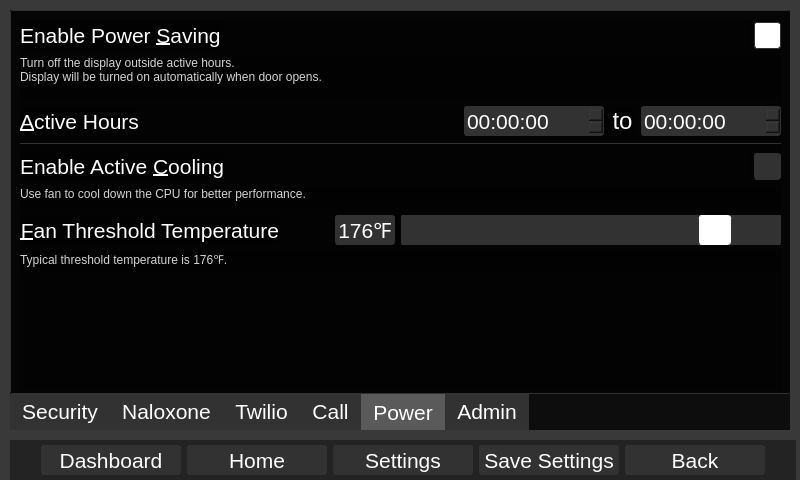
The window that oobe_qt/door_close_window.ui (zyl120/Naloxone_Safety_Kit) describes before a commit, drawn with Qt 5.
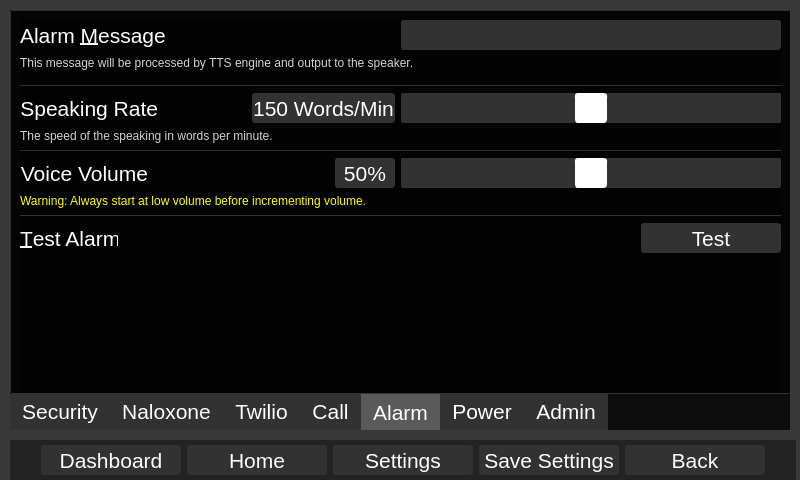
The same window after the commit. The open tabs and pages were chosen to show the change.

Commit message: create ui for alarm setup

```diff
--- a/oobe_qt/door_close_window.ui
+++ b/oobe_qt/door_close_window.ui
@@ -2861,6 +2861,488 @@
            </widget>
           </widget>
          </widget>
+         <widget class="QWidget" name="alarm">
+          <attribute name="title">
+           <string>Alarm</string>
+          </attribute>
+          <widget class="QWidget" name="verticalLayoutWidget_12">
+           <property name="geometry">
+            <rect>
+             <x>9</x>
+             <y>9</y>
+             <width>761</width>
+             <height>381</height>
+            </rect>
+           </property>
+           <layout class="QVBoxLayout" name="verticalLayout_33">
+            <item>
+             <layout class="QVBoxLayout" name="verticalLayout_52">
+              <item>
+               <layout class="QHBoxLayout" name="horizontalLayout_31">
+                <item>
+                 <widget class="QLabel" name="label_13">
+                  <property name="font">
+                   <font>
+                    <pointsize>16</pointsize>
+                   </font>
+                  </property>
+                  <property name="styleSheet">
+                   <string notr="true">color:white</string>
+                  </property>
+                  <property name="text">
+                   <string>Alarm &amp;Message</string>
+                  </property>
+                  <property name="buddy">
+                   <cstring>alarm_message_lineedit</cstring>
+                  </property>
+                 </widget>
+                </item>
+                <item>
+                 <spacer name="horizontalSpacer_37">
+                  <property name="orientation">
+                   <enum>Qt::Horizontal</enum>
+                  </property>
+                  <property name="sizeHint" stdset="0">
+                   <size>
+                    <width>40</width>
+                    <height>20</height>
+                   </size>
+                  </property>
+                 </spacer>
+                </item>
+                <item>
+                 <widget class="QLineEdit" name="alarm_message_lineedit">
+                  <property name="minimumSize">
+                   <size>
+                    <width>380</width>
+                    <height>30</height>
+                   </size>
+                  </property>
+                  <property name="styleSheet">
+                   <string notr="true">color: white; background-color: rgb(50,50,50); border-radius:3px;border-color: rgb(50,50,50);border-width: 1px;border-style: solid;</string>
+                  </property>
+                 </widget>
+                </item>
+               </layout>
+              </item>
+              <item>
+               <widget class="QLabel" name="label_15">
+                <property name="minimumSize">
+                 <size>
+                  <width>0</width>
+                  <height>22</height>
+                 </size>
+                </property>
+                <property name="maximumSize">
+                 <size>
+                  <width>16777215</width>
+                  <height>22</height>
+                 </size>
+                </property>
+                <property name="styleSheet">
+                 <string notr="true">color:lightgrey</string>
+                </property>
+                <property name="text">
+                 <string>This message will be processed by TTS engine and output to the speaker.</string>
+                </property>
+                <property name="alignment">
+                 <set>Qt::AlignLeading|Qt::AlignLeft|Qt::AlignTop</set>
+                </property>
+               </widget>
+              </item>
+             </layout>
+            </item>
+            <item>
+             <widget class="Line" name="line_12">
+              <property name="styleSheet">
+               <string notr="true">color:rgb(50,50,50)</string>
+              </property>
+              <property name="frameShadow">
+               <enum>QFrame::Plain</enum>
+              </property>
+              <property name="lineWidth">
+               <number>1</number>
+              </property>
+              <property name="orientation">
+               <enum>Qt::Horizontal</enum>
+              </property>
+             </widget>
+            </item>
+            <item>
+             <layout class="QVBoxLayout" name="verticalLayout_58">
+              <item>
+               <layout class="QHBoxLayout" name="horizontalLayout_46">
+                <item>
+                 <widget class="QLabel" name="speaking_rate_label">
+                  <property name="font">
+                   <font>
+                    <pointsize>16</pointsize>
+                   </font>
+                  </property>
+                  <property name="styleSheet">
+                   <string notr="true">color:white</string>
+                  </property>
+                  <property name="text">
+                   <string>Speaking Rate</string>
+                  </property>
+                  <property name="alignment">
+                   <set>Qt::AlignRight|Qt::AlignTrailing|Qt::AlignVCenter</set>
+                  </property>
+                  <property name="buddy">
+                   <cstring>temperatureSlider</cstring>
+                  </property>
+                 </widget>
+                </item>
+                <item>
+                 <spacer name="horizontalSpacer_39">
+                  <property name="orientation">
+                   <enum>Qt::Horizontal</enum>
+                  </property>
+                  <property name="sizeHint" stdset="0">
+                   <size>
+                    <width>40</width>
+                    <height>20</height>
+                   </size>
+                  </property>
+                 </spacer>
+                </item>
+                <item>
+                 <widget class="QLabel" name="current_speaking_rate_label">
+                  <property name="minimumSize">
+                   <size>
+                    <width>130</width>
+                    <height>30</height>
+                   </size>
+                  </property>
+                  <property name="font">
+                   <font>
+                    <pointsize>16</pointsize>
+                   </font>
+                  </property>
+                  <property name="styleSheet">
+                   <string notr="true">color: white; background-color: rgb(50,50,50); border-radius:3px;border-color: rgb(50,50,50);border-width: 1px;border-style: solid;</string>
+                  </property>
+                  <property name="text">
+                   <string>150 Words/Min</string>
+                  </property>
+                  <property name="alignment">
+                   <set>Qt::AlignCenter</set>
+                  </property>
+                 </widget>
+                </item>
+                <item>
+                 <widget class="QSlider" name="speaking_rate_slider">
+                  <property name="minimumSize">
+                   <size>
+                    <width>380</width>
+                    <height>30</height>
+                   </size>
+                  </property>
+                  <property name="maximumSize">
+                   <size>
+                    <width>16777215</width>
+                    <height>30</height>
+                   </size>
+                  </property>
+                  <property name="font">
+                   <font>
+                    <pointsize>16</pointsize>
+                   </font>
+                  </property>
+                  <property name="styleSheet">
+                   <string notr="true">QSlider::groove:horizontal {
+    border: 1px solid rgb(50,50,50);
+    border-radius: 3px;
+    height: 30px; /* the groove expands to the size of the slider by default. by giving it a height, it has a fixed size */
+    background: rgb(50,50,50);
+    margin: 2px 0;
+}
+
+QSlider::handle:horizontal {
+    background-color:white;
+    border: 1px solid white;
+    width: 30px;
+    border-radius: 3px;
+}</string>
+                  </property>
+                  <property name="minimum">
+                   <number>100</number>
+                  </property>
+                  <property name="maximum">
+                   <number>200</number>
+                  </property>
+                  <property name="value">
+                   <number>150</number>
+                  </property>
+                  <property name="sliderPosition">
+                   <number>150</number>
+                  </property>
+                  <property name="orientation">
+                   <enum>Qt::Horizontal</enum>
+                  </property>
+                 </widget>
+                </item>
+               </layout>
+              </item>
+              <item>
+               <widget class="QLabel" name="label_26">
+                <property name="styleSheet">
+                 <string notr="true">color:lightgrey</string>
+                </property>
+                <property name="text">
+                 <string>The speed of the speaking in words per minute.</string>
+                </property>
+                <property name="alignment">
+                 <set>Qt::AlignLeading|Qt::AlignLeft|Qt::AlignTop</set>
+                </property>
+               </widget>
+              </item>
+             </layout>
+            </item>
+            <item>
+             <widget class="Line" name="line_13">
+              <property name="styleSheet">
+               <string notr="true">color:rgb(50,50,50)</string>
+              </property>
+              <property name="frameShadow">
+               <enum>QFrame::Plain</enum>
+              </property>
+              <property name="lineWidth">
+               <number>1</number>
+              </property>
+              <property name="orientation">
+               <enum>Qt::Horizontal</enum>
+              </property>
+             </widget>
+            </item>
+            <item>
+             <layout class="QVBoxLayout" name="verticalLayout_59">
+              <item>
+               <layout class="QHBoxLayout" name="horizontalLayout_47">
+                <item>
+                 <widget class="QLabel" name="voice_volume_label">
+                  <property name="font">
+                   <font>
+                    <pointsize>16</pointsize>
+                   </font>
+                  </property>
+                  <property name="styleSheet">
+                   <string notr="true">color:white</string>
+                  </property>
+                  <property name="text">
+                   <string>Voice Volume</string>
+                  </property>
+                  <property name="alignment">
+                   <set>Qt::AlignRight|Qt::AlignTrailing|Qt::AlignVCenter</set>
+                  </property>
+                  <property name="buddy">
+                   <cstring>temperatureSlider</cstring>
+                  </property>
+                 </widget>
+                </item>
+                <item>
+                 <spacer name="horizontalSpacer_40">
+                  <property name="orientation">
+                   <enum>Qt::Horizontal</enum>
+                  </property>
+                  <property name="sizeHint" stdset="0">
+                   <size>
+                    <width>40</width>
+                    <height>20</height>
+                   </size>
+                  </property>
+                 </spacer>
+                </item>
+                <item>
+                 <widget class="QLabel" name="current_voice_volume_label">
+                  <property name="minimumSize">
+                   <size>
+                    <width>60</width>
+                    <height>30</height>
+                   </size>
+                  </property>
+                  <property name="font">
+                   <font>
+                    <pointsize>16</pointsize>
+                   </font>
+                  </property>
+                  <property name="styleSheet">
+                   <string notr="true">color: white; background-color: rgb(50,50,50); border-radius:3px;border-color: rgb(50,50,50);border-width: 1px;border-style: solid;</string>
+                  </property>
+                  <property name="text">
+                   <string>50%</string>
+                  </property>
+                  <property name="alignment">
+                   <set>Qt::AlignCenter</set>
+                  </property>
+                 </widget>
+                </item>
+                <item>
+                 <widget class="QSlider" name="voice_volume_slider">
+                  <property name="minimumSize">
+                   <size>
+                    <width>380</width>
+                    <height>30</height>
+                   </size>
+                  </property>
+                  <property name="maximumSize">
+                   <size>
+                    <width>16777215</width>
+                    <height>30</height>
+                   </size>
+                  </property>
+                  <property name="font">
+                   <font>
+                    <pointsize>16</pointsize>
+                   </font>
+                  </property>
+                  <property name="styleSheet">
+                   <string notr="true">QSlider::groove:horizontal {
+    border: 1px solid rgb(50,50,50);
+    border-radius: 3px;
+    height: 30px; /* the groove expands to the size of the slider by default. by giving it a height, it has a fixed size */
+    background: rgb(50,50,50);
+    margin: 2px 0;
+}
+
+QSlider::handle:horizontal {
+    background-color:white;
+    border: 1px solid white;
+    width: 30px;
+    border-radius: 3px;
+}</string>
+                  </property>
+                  <property name="minimum">
+                   <number>0</number>
+                  </property>
+                  <property name="maximum">
+                   <number>100</number>
+                  </property>
+                  <property name="value">
+                   <number>50</number>
+                  </property>
+                  <property name="sliderPosition">
+                   <number>50</number>
+                  </property>
+                  <property name="orientation">
+                   <enum>Qt::Horizontal</enum>
+                  </property>
+                 </widget>
+                </item>
+               </layout>
+              </item>
+              <item>
+               <widget class="QLabel" name="label_27">
+                <property name="styleSheet">
+                 <string notr="true">color:yellow</string>
+                </property>
+                <property name="text">
+                 <string>Warning: Always start at low volume before incrementing volume.</string>
+                </property>
+                <property name="alignment">
+                 <set>Qt::AlignLeading|Qt::AlignLeft|Qt::AlignTop</set>
+                </property>
+               </widget>
+              </item>
+             </layout>
+            </item>
+            <item>
+             <widget class="Line" name="line_16">
+              <property name="styleSheet">
+               <string notr="true">color:rgb(50,50,50)</string>
+              </property>
+              <property name="frameShadow">
+               <enum>QFrame::Plain</enum>
+              </property>
+              <property name="lineWidth">
+               <number>1</number>
+              </property>
+              <property name="orientation">
+               <enum>Qt::Horizontal</enum>
+              </property>
+             </widget>
+            </item>
+            <item>
+             <layout class="QHBoxLayout" name="horizontalLayout_38">
+              <item>
+               <widget class="QLabel" name="label_24">
+                <property name="font">
+                 <font>
+                  <pointsize>16</pointsize>
+                 </font>
+                </property>
+                <property name="styleSheet">
+                 <string notr="true">color:white</string>
+                </property>
+                <property name="text">
+                 <string>&amp;Test Alarm</string>
+                </property>
+                <property name="buddy">
+                 <cstring>callTestPushButton</cstring>
+                </property>
+               </widget>
+              </item>
+              <item>
+               <spacer name="horizontalSpacer_38">
+                <property name="orientation">
+                 <enum>Qt::Horizontal</enum>
+                </property>
+                <property name="sizeHint" stdset="0">
+                 <size>
+                  <width>40</width>
+                  <height>20</height>
+                 </size>
+                </property>
+               </spacer>
+              </item>
+              <item>
+               <widget class="QPushButton" name="test_alarm_pushbutton">
+                <property name="minimumSize">
+                 <size>
+                  <width>140</width>
+                  <height>30</height>
+                 </size>
+                </property>
+                <property name="maximumSize">
+                 <size>
+                  <width>140</width>
+                  <height>30</height>
+                 </size>
+                </property>
+                <property name="font">
+                 <font>
+                  <pointsize>16</pointsize>
+                 </font>
+                </property>
+                <property name="styleSheet">
+                 <string notr="true">color: white; background-color: rgb(50,50,50); border-radius:3px;border-color: rgb(50,50,50);border-width: 1px;border-style: solid;
+
+
+</string>
+                </property>
+                <property name="text">
+                 <string>Test</string>
+                </property>
+               </widget>
+              </item>
+             </layout>
+            </item>
+            <item>
+             <spacer name="verticalSpacer_12">
+              <property name="orientation">
+               <enum>Qt::Vertical</enum>
+              </property>
+              <property name="sizeHint" stdset="0">
+               <size>
+                <width>20</width>
+                <height>40</height>
+               </size>
+              </property>
+             </spacer>
+            </item>
+           </layout>
+          </widget>
+         </widget>
          <widget class="QWidget" name="power_management">
           <attribute name="title">
            <string>Power</string>
@@ -2956,21 +3438,20 @@
                 <property name="minimumSize">
                  <size>
                   <width>0</width>
-                  <height>44</height>
+                  <height>22</height>
                  </size>
                 </property>
                 <property name="maximumSize">
                  <size>
                   <width>16777215</width>
-                  <height>44</height>
+                  <height>22</height>
                  </size>
                 </property>
                 <property name="styleSheet">
                  <string notr="true">color:lightgrey</string>
                 </property>
                 <property name="text">
-                 <string>Turn off the display outside active hours.
-Display will be turned on automatically when door opens.</string>
+                 <string>Turn off the display outside active hours. Display will be turned on automatically when door opens.</string>
                 </property>
                 <property name="alignment">
                  <set>Qt::AlignLeading|Qt::AlignLeft|Qt::AlignTop</set>
@@ -3225,7 +3706,7 @@
                    <string notr="true">color:white</string>
                   </property>
                   <property name="text">
-                   <string>&amp;Fan Threshold Temperature</string>
+                   <string>Fan &amp;Threshold Temperature</string>
                   </property>
                   <property name="alignment">
                    <set>Qt::AlignRight|Qt::AlignTrailing|Qt::AlignVCenter</set>
```
Left out of the diff: 426 changed lines with no effect on the pictures. The commit also changes 4 other files.
